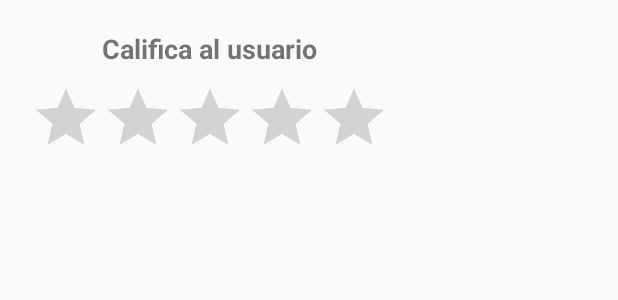
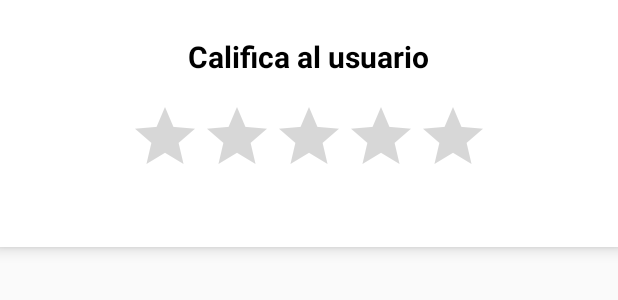
Before and after one commit to DomiHub/InstantCars, an Android app built with Jetpack Compose: the layout dialog_rating.xml on its own in the app's theme, with its tools: preview values and no code run, on a phone screen of 412 x 824 dp. Shown: the top 300 px of the screen. Run offline under Robolectric (Android 15) with nearby library versions, the phone set to English and light mode, and no system bars.

Commit message:
Cambios generales

```diff
--- a/app/src/main/java/com/domingo/instantcars/home/MainPageActivity.kt
+++ b/app/src/main/java/com/domingo/instantcars/home/MainPageActivity.kt
@@ -1,6 +1,7 @@
 package com.domingo.instantcars.home
 
 import android.content.Intent
+import android.content.res.Resources
 import android.graphics.BitmapFactory
 import android.os.Bundle
 import android.util.Base64
@@ -21,6 +22,7 @@ import com.google.android.material.bottomsheet.BottomSheetDialog
 import com.google.android.material.floatingactionbutton.FloatingActionButton
 import com.google.firebase.auth.FirebaseAuth
 import com.google.firebase.firestore.FirebaseFirestore
+import com.google.firebase.firestore.core.View
 
 class MainPageActivity : AppCompatActivity() {
 
@@ -44,6 +46,7 @@ class MainPageActivity : AppCompatActivity() {
         cargarFavoritosYActualizar() // Recargar coches + favoritos al volver
         cargarImagenPerfil() // Cargar imagen de perfil también
     }
+
 
     override fun onCreate(savedInstanceState: Bundle?) {
         super.onCreate(savedInstanceState)
--- a/app/src/main/res/layout/dialog_rating.xml
+++ b/app/src/main/res/layout/dialog_rating.xml
@@ -1,24 +1,28 @@
-<?xml version="1.0" encoding="utf-8"?>
 <LinearLayout xmlns:android="http://schemas.android.com/apk/res/android"
-    android:layout_width="wrap_content"
+    android:layout_width="match_parent"
     android:layout_height="wrap_content"
+    android:background="@android:color/white"
+    android:elevation="6dp"
+    android:gravity="center_horizontal"
     android:orientation="vertical"
-    android:padding="20dp">
+    android:padding="24dp">
 
     <TextView
+        android:id="@+id/textViewTitle"
         android:layout_width="wrap_content"
         android:layout_height="wrap_content"
-        android:layout_gravity="center_horizontal"
-        android:paddingBottom="10dp"
-        android:text="Califica al usuario"
-        android:textSize="18sp"
+        android:paddingBottom="16dp"
+        android:text="@string/califica_al_usuario"
+        android:textColor="@android:color/black"
+        android:textSize="20sp"
         android:textStyle="bold" />
 
     <RatingBar
         android:id="@+id/dialog_rating_bar"
         android:layout_width="wrap_content"
         android:layout_height="wrap_content"
-        android:layout_gravity="center_horizontal"
+        android:layout_marginBottom="16dp"
+        android:isIndicator="false"
         android:numStars="5"
         android:progressTint="@android:color/holo_orange_light"
         android:stepSize="0.5" />
--- a/app/src/main/res/layout/filtros_main_page.xml
+++ b/app/src/main/res/layout/filtros_main_page.xml
@@ -1,10 +1,9 @@
 <?xml version="1.0" encoding="utf-8"?>
 <LinearLayout xmlns:android="http://schemas.android.com/apk/res/android"
-    xmlns:app="http://schemas.android.com/apk/res-auto"
     android:id="@+id/layoutBottomSheet"
     android:layout_width="match_parent"
     android:layout_height="wrap_content"
-    android:background="@android:color/white"
+    android:elevation="8dp"
     android:orientation="vertical"
     android:padding="24dp">
 
--- a/app/src/main/res/values/strings.xml
+++ b/app/src/main/res/values/strings.xml
@@ -80,5 +80,8 @@
     <string name="precio_m_ximo">Precio Máximo</string>
     <string name="filtros_de_b_squeda">Filtros de búsqueda</string>
     <string name="ubicaci_n_por_provincia">Ubicación por provincia</string>
+    <string name="califica_al_usuario">Califica al usuario</string>
+    <string name="tus_subidas">Tus subidas</string>
+    <string name="tus_favoritos">Tus favoritos</string>
 
 </resources>
```
Also changed, not shown: app/src/main/res/layout/like_page.xml (+22 -6 lines), app/src/main/res/layout/uploads_page.xml (+22 -6 lines), app/src/main/res/drawable/baseline_arrow_circle_up_24.xml (line endings or trailing spaces).
